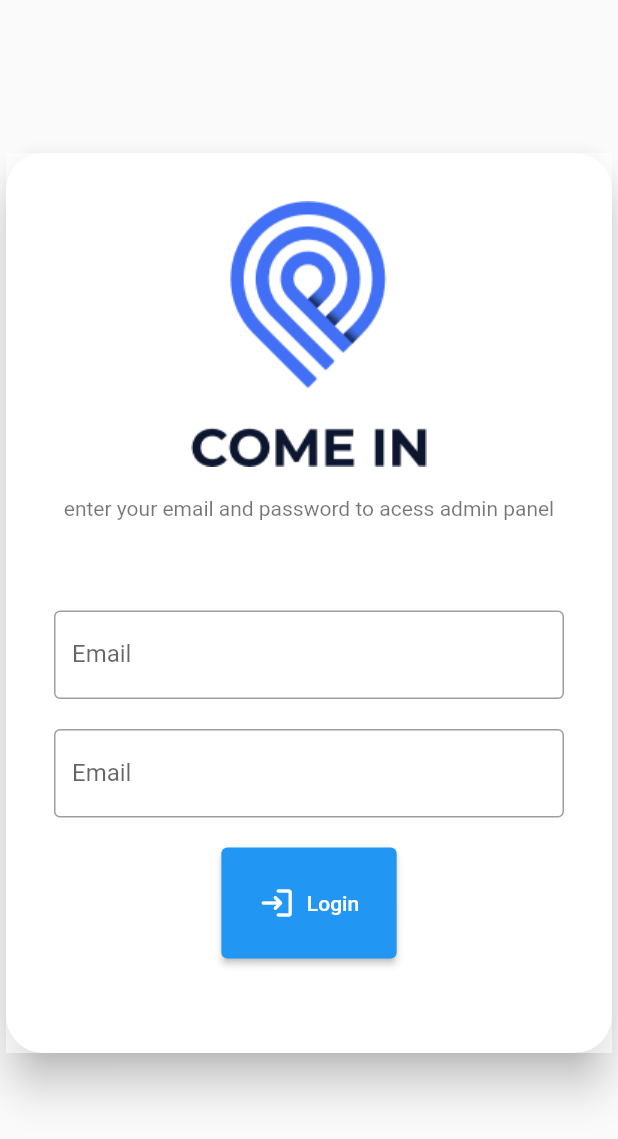
After one commit to tawatchr0009/comein_web, a Flutter app: the screen it shows after launch, after a tap on "Admin", on a phone screen of 412 x 824 dp. The commit adds this screen. Shown: the top 1139 px of the screen. Run offline on Flutter 3.47's test engine with Material 2 defaults, Android fonts, the phone set to English and light mode, and no system bars; our stand-ins replace easy_sidemenu, flutter_svg.

Commit message:
hotel-main page

```diff
--- a/lib/component/image_card.dart
+++ b/lib/component/image_card.dart
@@ -8,7 +8,7 @@ class ImageCard extends StatelessWidget {
     required this.height,
     required this.width,
     required this.bgColor,
-    // required VoidCallback this.press,
+    required VoidCallback this.press,
   }) : super(key: key);
 
   final String path;
@@ -16,6 +16,7 @@ class ImageCard extends StatelessWidget {
   final double width;
   final Color bgColor;
   final String title;
+  final VoidCallback press;
 
   @override
   Widget build(BuildContext context) {
@@ -38,7 +39,7 @@ class ImageCard extends StatelessWidget {
               color: Colors.white,
               width: this.width,
               child: TextButton(
-                onPressed: () {},
+                onPressed: press,
                 child: Text(
                   title,
                   style: TextStyle(fontSize: 20, fontWeight: FontWeight.bold),
--- a/lib/main.dart
+++ b/lib/main.dart
@@ -26,10 +26,35 @@ class MyApp extends StatelessWidget {
         // Notice that the counter didn't reset back to zero; the application
         // is not restarted.
         primarySwatch: Colors.blue,
+        inputDecorationTheme: inputDecorationTheme(),
       ),
       home: MyHomePage(), //title: 'Flutter Demo Home Page'),
     );
   }
+}
+
+InputDecorationTheme inputDecorationTheme() {
+  OutlineInputBorder outlineInputBorder = OutlineInputBorder(
+    borderRadius: BorderRadius.circular(28),
+    borderSide: BorderSide(color: Colors.black),
+    gapPadding: 10,
+  );
+  return InputDecorationTheme(
+    // If  you are using latest version of flutter then lable text and hint text shown like this
+    // if you r using flutter less then 1.20.* then maybe this is not working properly
+    // if we are define our floatingLabelBehavior in our theme then it's not applayed
+    floatingLabelBehavior: FloatingLabelBehavior.always,
+    contentPadding: EdgeInsets.symmetric(horizontal: 42, vertical: 20),
+    enabledBorder: outlineInputBorder,
+    focusedBorder: outlineInputBorder,
+    hintStyle: TextStyle(color: Colors.black),
+    labelStyle: TextStyle(color: Colors.black),
+    //fillColor: Colors.red, filled: false,
+    // counterStyle: TextStyle(color: Colors.red),
+    border: outlineInputBorder,
+
+    //ssuffixStyle: TextStyle(color: Colors.red),
+  );
 }
 
 class MyHomePage extends StatefulWidget {
--- a/lib/routes.dart
+++ b/lib/routes.dart
@@ -1,3 +1,5 @@
+import 'package:comein_web/screen/hotel/home/hotel_home_screen.dart';
+import 'package:comein_web/screen/hotel_admin_login/hotel_admin_login_screen.dart';
 import 'package:comein_web/screen/login/login_screen.dart';
 import 'package:comein_web/screen/main/main_screen.dart';
 import 'package:flutter/widgets.dart';
@@ -10,6 +12,8 @@ final Map<String, WidgetBuilder> routes = {
   SignInScreen.routeName: (context) => SignInScreen(),
   LoginScreen.routeName: (context) => LoginScreen(),
   MainScreen.routeName: (context) => MainScreen(),
+  HotelAdminLoginScreen.routeName: (context) => HotelAdminLoginScreen(),
+  HotelHomeScreen.routeName: (context) => HotelHomeScreen(),
   // ForgotPasswordScreen.routeName: (context) => ForgotPasswordScreen(),
   // LoginSuccessScreen.routeName: (context) => LoginSuccessScreen(),
   // SignUpScreen.routeName: (context) => SignUpScreen(),
--- /dev/null
+++ b/lib/screen/hotel/component/body.dart
@@ -0,0 +1,8 @@
+import 'package:flutter/material.dart';
+
+class Body extends StatelessWidget {
+  @override
+  Widget build(BuildContext context) {
+    return Center();
+  }
+}
--- /dev/null
+++ b/lib/screen/hotel_admin_login/component/body.dart
@@ -0,0 +1,30 @@
+import 'package:comein_web/screen/hotel_admin_login/component/login_form.dart';
+import 'package:flutter/material.dart';
+
+class Body extends StatelessWidget {
+  @override
+  Widget build(BuildContext context) {
+    return SafeArea(
+      child: Center(
+        child: Column(
+          mainAxisAlignment: MainAxisAlignment.center,
+          children: [
+            LoginForm(),
+            SeparatorBox(),
+            // LoginForm(),
+            // SeparatorBox(),
+          ],
+        ),
+      ),
+    );
+  }
+}
+
+class SeparatorBox extends StatelessWidget {
+  @override
+  Widget build(BuildContext context) {
+    return SizedBox.fromSize(
+      size: Size(60, 20),
+    );
+  }
+}
--- /dev/null
+++ b/lib/screen/hotel_admin_login/component/login_form.dart
@@ -0,0 +1,112 @@
+import 'package:comein_web/screen/hotel/home/hotel_home_screen.dart';
+import 'package:flutter/material.dart';
+
+class LoginForm extends StatelessWidget {
+  @override
+  Widget build(BuildContext context) {
+    return Card(
+      elevation: 12.0,
+      shape: RoundedRectangleBorder(
+        borderRadius: BorderRadius.circular(25.0),
+      ),
+      child: Container(
+        width: 600,
+        height: 600,
+        padding: const EdgeInsets.symmetric(vertical: 32, horizontal: 32),
+        color: Colors.white54,
+        child: Column(
+          mainAxisAlignment: MainAxisAlignment.start,
+          children: [
+            Image.asset('images/comein_logo.png'),
+            LineBox(height: 20),
+            // Text(
+            //   "Come In - Admin",
+            //   style: TextStyle(
+            //       color: Colors.black,
+            //       fontSize: 20,
+            //       fontWeight: FontWeight.bold),
+            // ),
+            //LineBox(height: 10),
+            Text(
+              "enter your email and password to acess admin panel",
+              style: TextStyle(
+                  color: Colors.black54,
+                  fontSize: 14,
+                  fontWeight: FontWeight.normal),
+            ),
+            Form(
+              child:
+                  Column(mainAxisAlignment: MainAxisAlignment.start, children: [
+                LineBox(height: 50),
+                // Text("Email"),
+                LineBox(height: 10),
+                buildEmailFormField(),
+                LineBox(height: 20),
+                buildEmailFormField(),
+                LineBox(height: 20),
+                ElevatedButton.icon(
+                    onPressed: () {
+                      Navigator.pushNamed(context, HotelHomeScreen.routeName);
+                    },
+                    label: Text('Login'),
+                    icon: Icon(Icons.login_rounded),
+                    style: ElevatedButton.styleFrom(
+                      padding: const EdgeInsets.symmetric(
+                          vertical: 25, horizontal: 25),
+                    ))
+              ]),
+            )
+          ],
+        ),
+      ),
+    );
+  }
+}
+
+class LineBox extends StatelessWidget {
+  const LineBox({required this.height});
+  final double height;
+  @override
+  Widget build(BuildContext context) {
+    return SizedBox.fromSize(
+      size: Size(10, this.height),
+    );
+  }
+}
+
+TextFormField buildEmailFormField() {
+  return TextFormField(
+    style: TextStyle(color: Colors.black),
+    keyboardType: TextInputType.emailAddress,
+    // onSaved: (newValue) => email = newValue,
+    // onChanged: (value) {
+    //   if (value.isNotEmpty) {
+    //     removeError(error: kEmailNullError);
+    //   } else if (emailValidatorRegExp.hasMatch(value)) {
+    //     removeError(error: kInvalidEmailError);
+    //   }
+    //   return null;
+    // },
+    // validator: (value) {
+    //   if (value!.isEmpty) {
+    //     addError(error: kEmailNullError);
+    //     return "";
+    //   } else if (!emailValidatorRegExp.hasMatch(value)) {
+    //     addError(error: kInvalidEmailError);
+    //     return "";
+    //   }
+    //   return null;
+    // },
+    decoration: InputDecoration(
+      //   //focusColor: Colors.white,
+      //   //fillColor: Colors.yellow,
+      labelText: "Email",
+      hintText: "enter your email",
+      border: OutlineInputBorder(borderSide: BorderSide(color: Colors.black)),
+      //   // If  you are using latest version of flutter then lable text and hint text shown like this
+      //   // if you r using flutter less then 1.20.* then maybe this is not working properly
+      //   floatingLabelBehavior: FloatingLabelBehavior.always,
+      //   suffixIcon: CustomSurffixIcon(svgIcon: "icons/Mail.svg"),
+    ),
+  );
+}
--- /dev/null
+++ b/lib/screen/hotel_admin_login/hotel_admin_login_screen.dart
@@ -0,0 +1,14 @@
+import 'package:flutter/material.dart';
+import 'package:comein_web/size_config.dart';
+import 'component/body.dart';
+
+class HotelAdminLoginScreen extends StatelessWidget {
+  static String routeName = "/hotel_admin/login";
+  @override
+  Widget build(BuildContext context) {
+    SizeConfig().init(context);
+    return Scaffold(
+      body: Body(),
+    );
+  }
+}
--- a/lib/screen/main/component/body.dart
+++ b/lib/screen/main/component/body.dart
@@ -1,4 +1,5 @@
 import 'package:comein_web/component/image_card.dart';
+import 'package:comein_web/screen/hotel_admin_login/hotel_admin_login_screen.dart';
 import 'package:flutter/material.dart';
 
 class Body extends StatelessWidget {
@@ -49,6 +50,9 @@ class Body extends StatelessWidget {
           bgColor: Colors.amber,
           height: 220,
           width: 200,
+          press: () {
+            Navigator.pushNamed(context, HotelAdminLoginScreen.routeName);
+          },
         ),
         SeparatorBox(),
         ImageCard(
@@ -57,6 +61,9 @@ class Body extends StatelessWidget {
           bgColor: Colors.amber,
           height: 220,
           width: 200,
+          press: () {
+            //Navigator.pushNamed(context, HotelAdminLoginScreen.routeName);
+          },
         ),
         SeparatorBox(),
         ImageCard(
@@ -65,6 +72,9 @@ class Body extends StatelessWidget {
           bgColor: Colors.amber,
           height: 220,
           width: 200,
+          press: () {
+            //Navigator.pushNamed(context, HotelAdminLoginScreen.routeName);
+          },
         ),
       ]),
     ));
--- a/pubspec.yaml
+++ b/pubspec.yaml
@@ -31,6 +31,8 @@ dependencies:
   cupertino_icons: ^1.0.2
   amplify_flutter: ^0.2.0
   amplify_datastore: ^0.2.0
+  easy_sidemenu: ^0.1.1+1
+  font_awesome_flutter: ^9.1.0
 
 dev_dependencies:
   flutter_test:
@@ -52,6 +54,7 @@ flutter:
      - images/admin.png
      - images/hotel.png
      - images/travel-luggage.png
+     - images/comein_logo.png
   #   - images/a_dot_ham.jpeg
 
   # An image asset can refer to one or more resolution-specific "variants", see
```
Also changed, not shown: lib/screen/hotel/home/component/body.dart (added, +125 -0 lines), lib/screen/hotel/home/component/hotel_list.dart (added, +18 -0 lines), lib/screen/hotel/home/hotel_home_screen.dart (added, +29 -0 lines), lib/screen/hotel/main_screen.dart (added, +14 -0 lines), images/comein_logo.png (added).
